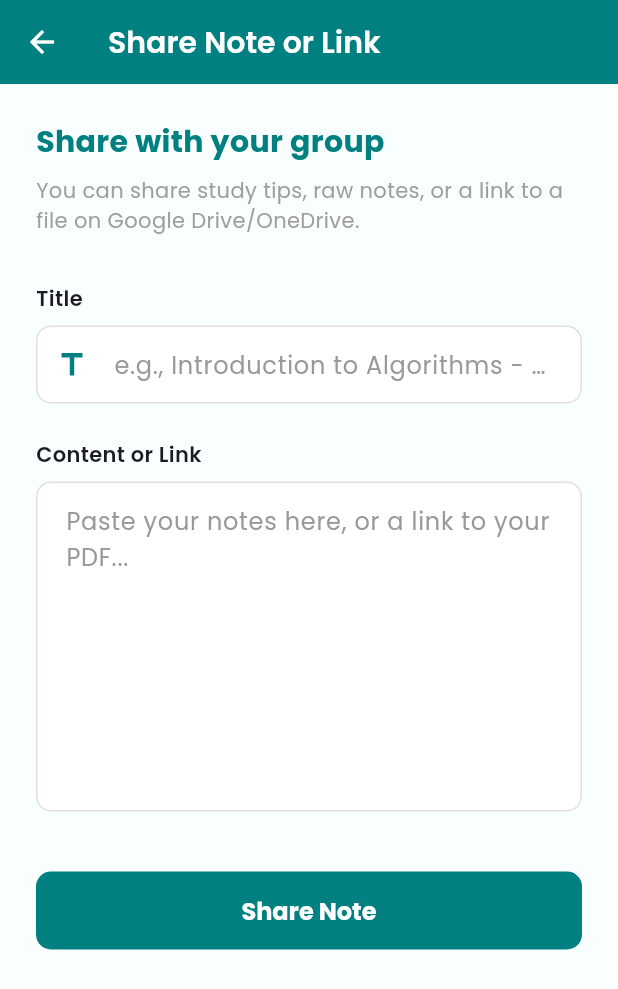
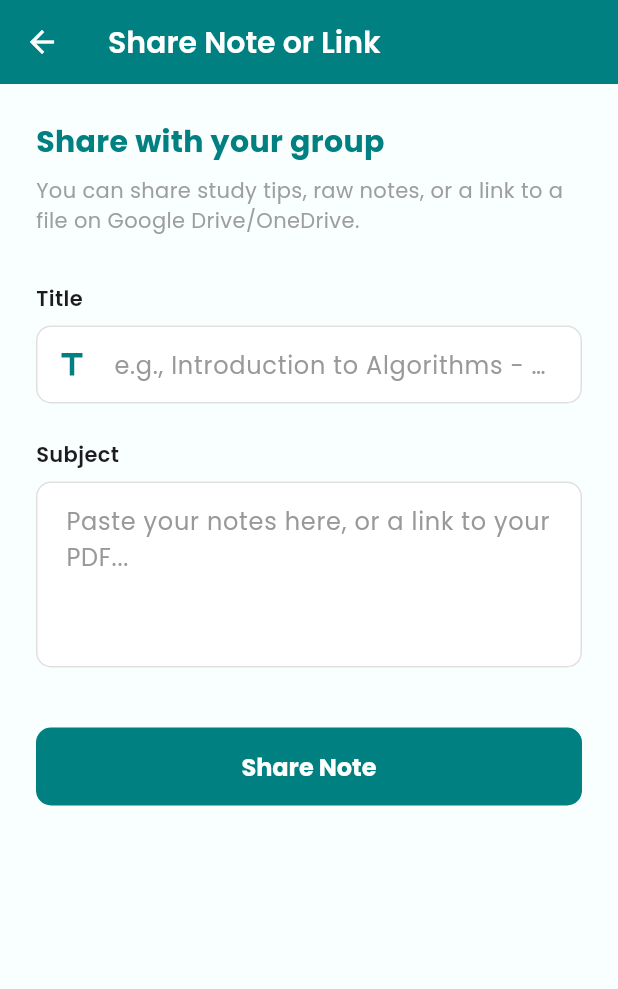
Before and after one commit to pleasurenayebare-tech/smart-study-buddy-app, a Flutter app: the UploadScreen screen opened directly with empty values, on a phone screen of 412 x 824 dp. Shown: the top 989 px of the screen. Run offline on Flutter 3.47's test engine with Material 3 defaults, Android fonts, the phone set to English and light mode, and no system bars; our stand-ins replace cloud_firestore, file_picker, firebase_auth, firebase_core, firebase_storage, google_fonts; accounts and stored records are empty.

Commit message:
Fix: Correct saveNote() parameter mismatch in upload_screen.dart

```diff
--- a/lib/screens/upload_screen.dart
+++ b/lib/screens/upload_screen.dart
@@ -18,18 +18,18 @@ class UploadScreen extends StatefulWidget {
 
 class _UploadScreenState extends State<UploadScreen> {
   final _titleController = TextEditingController();
-  final _contentController = TextEditingController();
+  final _subjectController = TextEditingController();
   bool _isLoading = false;
   final _firebaseService = FirebaseService();
 
   Future<void> _handleSave() async {
     final title = _titleController.text.trim();
-    final content = _contentController.text.trim();
+    final subject = _subjectController.text.trim();
 
-    if (title.isEmpty || content.isEmpty) {
+    if (title.isEmpty || subject.isEmpty) {
       ScaffoldMessenger.of(context).showSnackBar(
         const SnackBar(
-          content: Text('Please add a title and some content or a link.'),
+          content: Text('Please add a title and subject.'),
           backgroundColor: AppTheme.error,
         ),
       );
@@ -43,7 +43,8 @@ class _UploadScreenState extends State<UploadScreen> {
         groupId: widget.groupId,
         userId: widget.userId,
         title: title,
-        content: content,
+        subject: subject,
+        noteFile: null,
       );
 
       if (!mounted) return;
@@ -106,13 +107,13 @@ class _UploadScreenState extends State<UploadScreen> {
             const SizedBox(height: 24),
 
             const Text(
-              'Content or Link',
+              'Subject',
               style: TextStyle(fontWeight: FontWeight.w600, fontSize: 14),
             ),
             const SizedBox(height: 8),
             TextField(
-              controller: _contentController,
-              maxLines: 8,
+              controller: _subjectController,
+              maxLines: 4,
               decoration: InputDecoration(
                 hintText: 'Paste your notes here, or a link to your PDF...',
                 alignLabelWithHint: true,
@@ -137,4 +138,11 @@ class _UploadScreenState extends State<UploadScreen> {
       ),
     );
   }
+
+  @override
+  void dispose() {
+    _titleController.dispose();
+    _subjectController.dispose();
+    super.dispose();
+  }
 }
```
